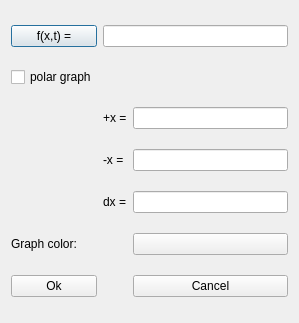
This is graph2D/graph2d_addnew_gui.ui in joaodeus/mathgraphica as Qt 5 draws it before an edit. The edited form follows.
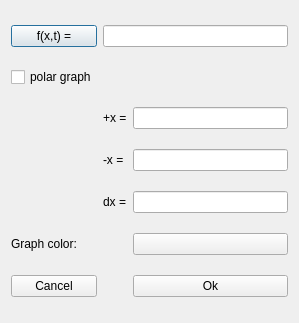
This is the edited form. Icons and pictures are not drawn.

Patch:
```diff
--- a/graph2D/graph2d_addnew_gui.ui
+++ b/graph2D/graph2d_addnew_gui.ui
@@ -117,14 +117,14 @@
      </property>
     </widget>
    </item>
-   <item row="6" column="0">
+   <item row="6" column="2">
     <widget class="QPushButton" name="pushButton_Ok">
      <property name="text">
       <string>Ok</string>
      </property>
     </widget>
    </item>
-   <item row="6" column="2">
+   <item row="6" column="0">
     <widget class="QPushButton" name="pushButton_cancel">
      <property name="text">
       <string>Cancel</string>
```
Left out of the diff: 11 changed lines with no effect on the pictures.
